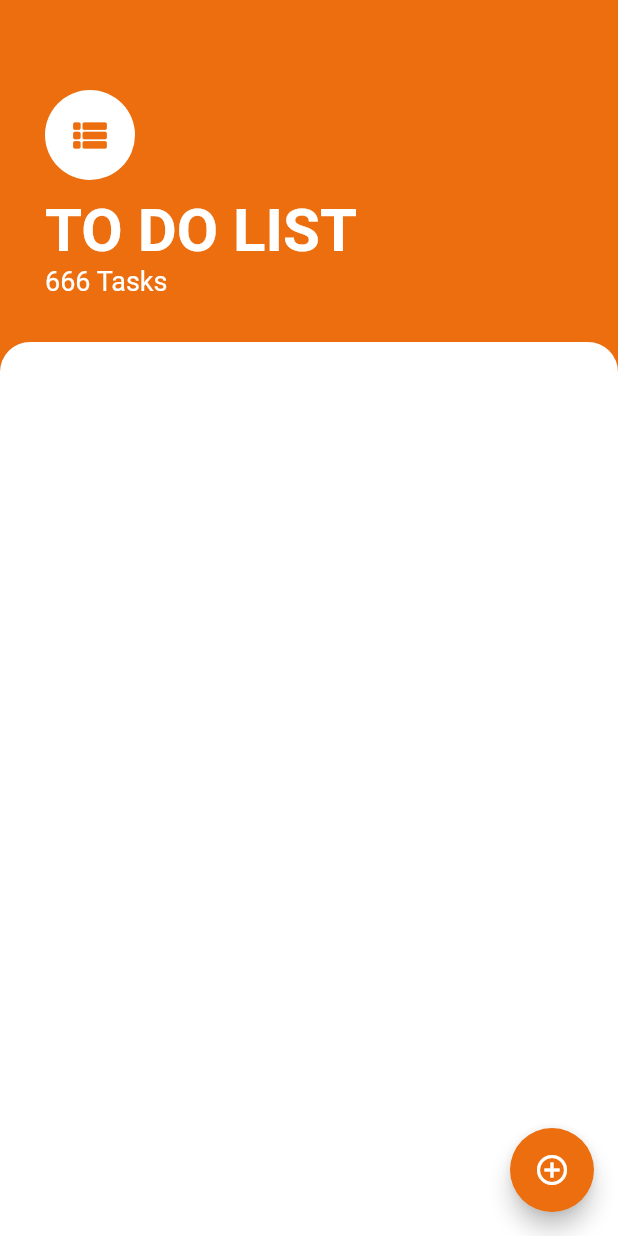
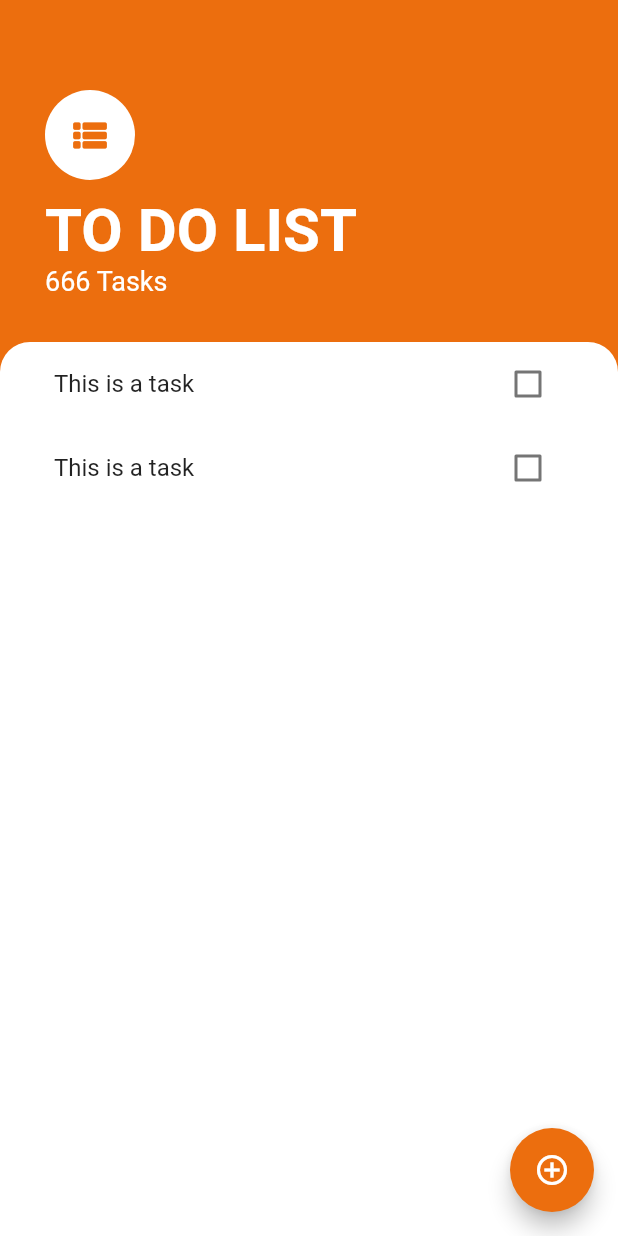
Before and after one commit to bineshburjamagar/todolist-app, a Flutter app: the screen it shows after launch, on a phone screen of 412 x 824 dp. Run offline on Flutter 3.47's test engine with Material 2 defaults, Android fonts, the phone set to English and light mode, and no system bars.

Commit message:
adding listview

```diff
--- a/todolist/lib/screens/task_screen.dart
+++ b/todolist/lib/screens/task_screen.dart
@@ -1,4 +1,5 @@
 import 'package:flutter/material.dart';
+import 'package:todolist/widgets/task_list.dart';
 
 class TasksScreen extends StatelessWidget {
   const TasksScreen({Key? key}) : super(key: key);
@@ -47,11 +48,13 @@ class TasksScreen extends StatelessWidget {
           ),
           Expanded(
             child: Container(
+              padding: const EdgeInsets.symmetric(horizontal: 20.0),
               decoration: const BoxDecoration(
                   color: Colors.white,
                   borderRadius: BorderRadius.only(
                       topLeft: Radius.circular(20.0),
                       topRight: Radius.circular(20.0))),
+              child: const TaskList(),
             ),
           )
         ],
--- /dev/null
+++ b/todolist/lib/widgets/task_list.dart
@@ -0,0 +1,18 @@
+import 'package:flutter/material.dart';
+import 'package:todolist/widgets/task_tile.dart';
+
+class TaskList extends StatelessWidget {
+  const TaskList({
+    Key? key,
+  }) : super(key: key);
+
+  @override
+  Widget build(BuildContext context) {
+    return ListView(
+      children: [
+        TaskTile(),
+        TaskTile(),
+      ],
+    );
+  }
+}
--- /dev/null
+++ b/todolist/lib/widgets/task_tile.dart
@@ -0,0 +1,18 @@
+import 'package:flutter/material.dart';
+
+class TaskTile extends StatelessWidget {
+  const TaskTile({
+    Key? key,
+  }) : super(key: key);
+
+  @override
+  Widget build(BuildContext context) {
+    return ListTile(
+      title: const Text('This is a task'),
+      trailing: Checkbox(
+        value: false,
+        onChanged: (bool? value) {},
+      ),
+    );
+  }
+}
```
